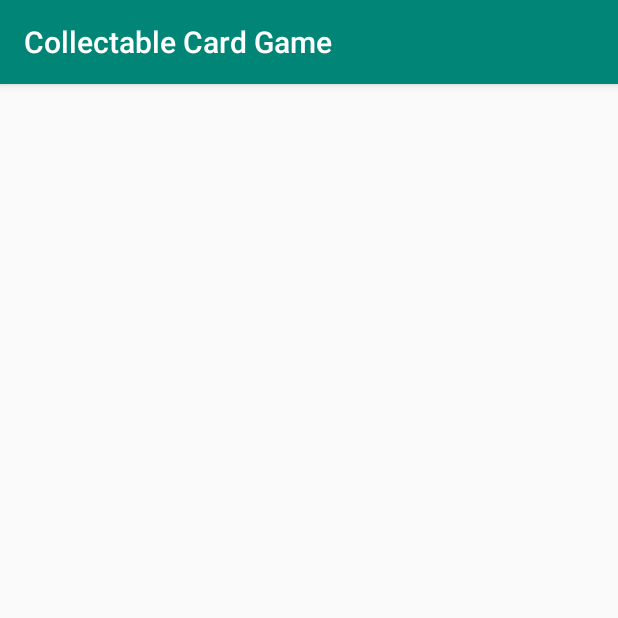
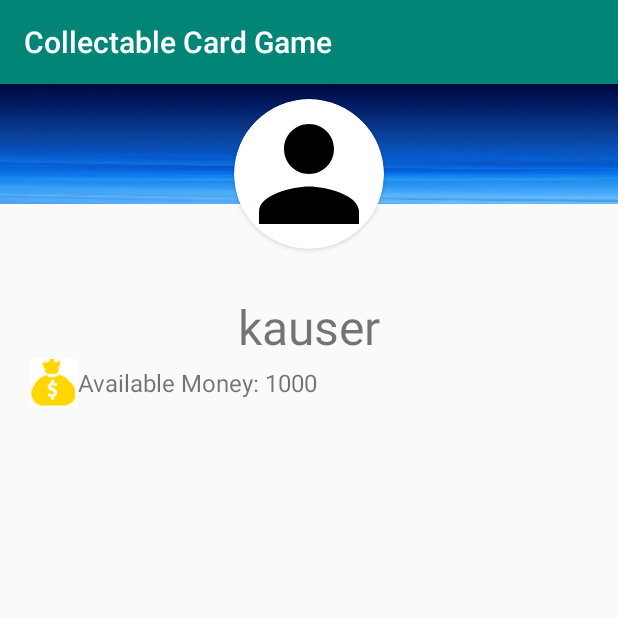
Before and after one commit to kauser-cse-buet/Collectable-Card-Game, an Android app: the screen it shows after launch (PlayerStatsActivity), after a tap on "Player Stats", on a phone screen of 412 x 824 dp, the top half of it. Run offline under Robolectric (Android 15) with nearby library versions, the phone set to English and light mode, and no system bars; 2 other taps on this screen came first.

Commit message:
Implemented player activity.

```diff
--- a/app/src/main/java/com/example/homework4_mahmmed/CardsFragment.java
+++ b/app/src/main/java/com/example/homework4_mahmmed/CardsFragment.java
@@ -2,6 +2,7 @@ package com.example.homework4_mahmmed;
 
 
 import android.database.Cursor;
+import android.database.SQLException;
 import android.database.sqlite.SQLiteDatabase;
 import android.os.Bundle;
 
@@ -11,9 +12,11 @@ import androidx.recyclerview.widget.LinearLayoutManager;
 import androidx.recyclerview.widget.RecyclerView;
 import androidx.recyclerview.widget.StaggeredGridLayoutManager;
 
+import android.util.Log;
 import android.view.LayoutInflater;
 import android.view.View;
 import android.view.ViewGroup;
+import android.widget.Toast;
 
 import java.util.ArrayList;
 import java.util.List;
@@ -37,6 +40,7 @@ public class CardsFragment extends Fragment {
         helper = new CustomDatabaseHelper(getContext());
 
         if (cardList == null){
+            try {
                 db = helper.getWritableDatabase();
                 Cursor c = helper.getCards(db);
 
@@ -66,6 +70,12 @@ public class CardsFragment extends Fragment {
 
                 db.close();
             }
+            catch (SQLException e){
+                Toast.makeText(getContext(), "Database unavilable.", Toast.LENGTH_SHORT).show();
+                Log.d("Exception: DB N/A", e.getStackTrace().toString());
+            }
+
+        }
 
         return cardList;
     }
@@ -86,19 +96,22 @@ public class CardsFragment extends Fragment {
         return cardRecycler;
     }
 
-    public void addAllCards(){
-        db = helper.getWritableDatabase();
-
-        List<Card> cards  = new ArrayList<>();
-        for(Card card: Card.cards){
-            long id = helper.insertCard(db, card.getCardName(), card.getCardPrice(), card.getCardImageResourceId());
-
-
-            cards.add(card);
-
-            card.setCardId((int)id);
-        }
-    }
+//    public void addAllCards(){
+//        try {
+//
+//        }
+//        db = helper.getWritableDatabase();
+//
+//        List<Card> cards  = new ArrayList<>();
+//        for(Card card: Card.cards){
+//            long id = helper.insertCard(db, card.getCardName(), card.getCardPrice(), card.getCardImageResourceId());
+//
+//
+//            cards.add(card);
+//
+//            card.setCardId((int)id);
+//        }
+//    }
 
 
 }
--- a/app/src/main/java/com/example/homework4_mahmmed/CustomDatabaseHelper.java
+++ b/app/src/main/java/com/example/homework4_mahmmed/CustomDatabaseHelper.java
@@ -1,6 +1,5 @@
 package com.example.homework4_mahmmed;
 
-import android.app.DownloadManager;
 import android.content.ContentValues;
 import android.content.Context;
 import android.database.Cursor;
@@ -8,6 +7,9 @@ import android.database.sqlite.SQLiteDatabase;
 import android.database.sqlite.SQLiteOpenHelper;
 
 import androidx.annotation.Nullable;
+
+import java.util.ArrayList;
+import java.util.List;
 
 public class CustomDatabaseHelper extends SQLiteOpenHelper {
     private static final String DB_NAME = "card_collection_game";
@@ -48,8 +50,8 @@ public class CustomDatabaseHelper extends SQLiteOpenHelper {
         db.execSQL(query);
 
         ContentValues playerValues = new ContentValues();
-        playerValues.put(PLAYER_COLUMN_NAME, "Kauser");
-        playerValues.put(PLAYER_COLUMN_MONEY, 1000);
+        playerValues.put(PLAYER_COLUMN_NAME, Player.players[0].getName());
+        playerValues.put(PLAYER_COLUMN_MONEY, Player.players[0].getMoney());
 
         db.insert(PLAYER_TABLE_NAME, null, playerValues);
     }
@@ -87,4 +89,46 @@ public class CustomDatabaseHelper extends SQLiteOpenHelper {
         Cursor c = db.rawQuery("SELECT * FROM " + PLAYER_COLUMN_NAME, null);
         return c;
     }
+
+    public Player getPlayerByName(SQLiteDatabase db, String name) {
+//        ContentValues playerValues = new ContentValues();
+//        playerValues.put(PLAYER_COLUMN_NAME, name);
+//        playerValues.put(PLAYER_COLUMN_MONEY, money);
+//
+//        return db.insert(PLAYER_TABLE_NAME, null, playerValues);
+        Player p = null;
+
+        Cursor cursor = db.query(PLAYER_TABLE_NAME,
+                new String[]{PLAYER_COLUMN_ID, PLAYER_COLUMN_NAME, PLAYER_COLUMN_MONEY},
+                PLAYER_COLUMN_NAME + " = ?",
+                new String[]{name},
+                null,
+                null,
+                null
+                );
+
+        List<Player> players = new ArrayList<>();
+
+        if(cursor.getCount() > 0){
+            while(cursor.moveToNext()){
+                Player player = new Player();
+
+                int p_id = cursor.getInt(cursor.getColumnIndex(this.PLAYER_COLUMN_ID));
+                String p_name = cursor.getString(cursor.getColumnIndex(this.PLAYER_COLUMN_NAME));
+                int p_money = cursor.getInt(cursor.getColumnIndex(this.PLAYER_COLUMN_MONEY));
+
+                player.set_id(p_id);
+                player.setName(p_name);
+                player.setMoney(p_money);
+
+                players.add(player);
+            }
+        }
+
+        if(players.size() > 0){
+            p = players.get(0);
+        }
+
+        return p;
+    }
 }
--- a/app/src/main/java/com/example/homework4_mahmmed/InboxFragment.java
+++ /dev/null
@@ -1,32 +0,0 @@
-package com.example.homework4_mahmmed;
-
-
-import android.os.Bundle;
-
-import androidx.fragment.app.Fragment;
-
-import android.view.LayoutInflater;
-import android.view.View;
-import android.view.ViewGroup;
-import android.widget.TextView;
-
-/**
- * A simple {@link Fragment} subclass.
- */
-public class InboxFragment extends Fragment {
-
-
-    public InboxFragment() {
-        // Required empty public constructor
-    }
-
-
-    @Override
-    public View onCreateView(LayoutInflater inflater, ViewGroup container,
-                             Bundle savedInstanceState) {
-        TextView textView = new TextView(getActivity());
-        textView.setText(R.string.hello_blank_fragment);
-        return textView;
-    }
-
-}
--- a/app/src/main/java/com/example/homework4_mahmmed/Player.java
+++ b/app/src/main/java/com/example/homework4_mahmmed/Player.java
@@ -3,17 +3,27 @@ package com.example.homework4_mahmmed;
 import java.util.List;
 
 public class Player {
-    private String playerName;
+    private int _id;
+    private String name;
     private int money;
     private List<Card> unopenedCards;
     private List<Card> openedCards;
+
+    public static final Player[] players = new Player[]{
+            new Player("kauser", 1000)
+    };
 
     public Player(){
 
     }
 
-    public String getPlayerName() {
-        return playerName;
+    public Player(String name, int money) {
+        this.name = name;
+        this.money = money;
+    }
+
+    public String getName() {
+        return name;
     }
 
     public int getMoney() {
@@ -28,8 +38,12 @@ public class Player {
         return unopenedCards;
     }
 
-    public void setPlayerName(String playerName) {
-        this.playerName = playerName;
+    public void setName(String name) {
+        this.name = name;
+    }
+
+    public int get_id() {
+        return _id;
     }
 
     public void setMoney(int money) {
@@ -43,4 +57,8 @@ public class Player {
     public void setUnopenedCards(List<Card> unopenedCards) {
         this.unopenedCards = unopenedCards;
     }
+
+    public void set_id(int _id) {
+        this._id = _id;
+    }
 }
--- a/app/src/main/java/com/example/homework4_mahmmed/PlayerStatsActivity.java
+++ b/app/src/main/java/com/example/homework4_mahmmed/PlayerStatsActivity.java
@@ -2,7 +2,14 @@ package com.example.homework4_mahmmed;
 
 import androidx.appcompat.app.AppCompatActivity;
 
+import android.database.SQLException;
+import android.database.sqlite.SQLiteDatabase;
 import android.os.Bundle;
+import android.util.Log;
+import android.widget.TextView;
+import android.widget.Toast;
+
+import org.w3c.dom.Text;
 
 public class PlayerStatsActivity extends AppCompatActivity {
 
@@ -10,5 +17,29 @@ public class PlayerStatsActivity extends AppCompatActivity {
     protected void onCreate(Bundle savedInstanceState) {
         super.onCreate(savedInstanceState);
         setContentView(R.layout.activity_player_stats);
+
+        TextView playerNameTextView = (TextView) findViewById(R.id.text_player_name);
+        TextView playerMoneyTextView = (TextView) findViewById(R.id.text_player_money);
+
+
+        try {
+            CustomDatabaseHelper helper = new CustomDatabaseHelper(this);
+            SQLiteDatabase db = helper.getReadableDatabase();
+
+            Player player = helper.getPlayerByName(db, Player.players[0].getName());
+
+//            if (player != null){
+            playerNameTextView.setText(player.getName());
+            playerMoneyTextView.setText("Available Money: " + player.getMoney());
+
+//            }
+            db.close();
+
+
+        }
+        catch (SQLException e){
+            Toast.makeText(this, "Database not available", Toast.LENGTH_SHORT).show();
+            Log.d("DB N/A", e.getStackTrace().toString());
+        }
     }
 }
--- /dev/null
+++ b/app/src/main/res/drawable/ic_person_black_24dp.xml
@@ -0,0 +1,9 @@
+<vector xmlns:android="http://schemas.android.com/apk/res/android"
+        android:width="24dp"
+        android:height="24dp"
+        android:viewportWidth="24.0"
+        android:viewportHeight="24.0">
+    <path
+        android:fillColor="#FF000000"
+        android:pathData="M12,12c2.21,0 4,-1.79 4,-4s-1.79,-4 -4,-4 -4,1.79 -4,4 1.79,4 4,4zM12,14c-2.67,0 -8,1.34 -8,4v2h16v-2c0,-2.66 -5.33,-4 -8,-4z"/>
+</vector>
--- a/app/src/main/res/layout/activity_player_stats.xml
+++ b/app/src/main/res/layout/activity_player_stats.xml
@@ -1,9 +1,77 @@
 <?xml version="1.0" encoding="utf-8"?>
-<androidx.constraintlayout.widget.ConstraintLayout xmlns:android="http://schemas.android.com/apk/res/android"
+
+
+<LinearLayout
+    xmlns:android="http://schemas.android.com/apk/res/android"
     xmlns:app="http://schemas.android.com/apk/res-auto"
     xmlns:tools="http://schemas.android.com/tools"
+    tools:context=".PlayerStatsActivity"
     android:layout_width="match_parent"
     android:layout_height="match_parent"
-    tools:context=".PlayerStatsActivity">
+    android:orientation="vertical">
 
-</androidx.constraintlayout.widget.ConstraintLayout>
+    <FrameLayout
+        android:layout_width="match_parent"
+        android:layout_height="120dp">
+
+        <ImageView
+            android:layout_width="match_parent"
+            android:layout_height="80dp"
+            android:background="@drawable/user_background">
+
+        </ImageView>
+
+        <androidx.cardview.widget.CardView
+            android:layout_width="100dp"
+            android:layout_height="100dp"
+            android:elevation="12dp"
+            android:id="@+id/view2"
+            app:cardCornerRadius="50dp"
+            android:layout_centerHorizontal="true"
+            android:innerRadius="0dp"
+            android:shape="ring"
+            android:thicknessRatio="1.9"
+            android:layout_gravity="center"
+            android:layout_marginTop="10dp"
+            android:layout_marginBottom="10dp">
+            <ImageView
+                android:layout_height="100dp"
+                android:layout_width="match_parent"
+                android:id="@+id/image_person"
+                android:src="@drawable/ic_person_black_24dp"
+                android:layout_alignParentTop="true"
+                android:layout_centerHorizontal="true">
+            </ImageView>
+        </androidx.cardview.widget.CardView>
+
+
+    </FrameLayout>
+
+
+
+
+    <TextView
+        android:id="@+id/text_player_name"
+        android:layout_width="match_parent"
+        android:layout_height="wrap_content"
+        android:textSize="32sp"
+        android:layout_gravity="center"
+        android:layout_marginTop="20dp"
+        android:gravity="center">
+    </TextView>
+
+
+        <TextView
+            android:id="@+id/text_player_money"
+            android:layout_width="match_parent"
+            android:layout_height="wrap_content"
+            android:textSize="16sp"
+            android:drawableStart="@drawable/money_bag"
+            android:layout_marginLeft="20dp"
+            android:gravity="center_vertical">
+        </TextView>
+
+
+
+
+</LinearLayout>
```
Also changed, not shown: app/src/main/res/drawable/money_bag.png (added), app/src/main/res/drawable/user_background.png (added). Lines whose indentation alone changed are shown as unchanged.
